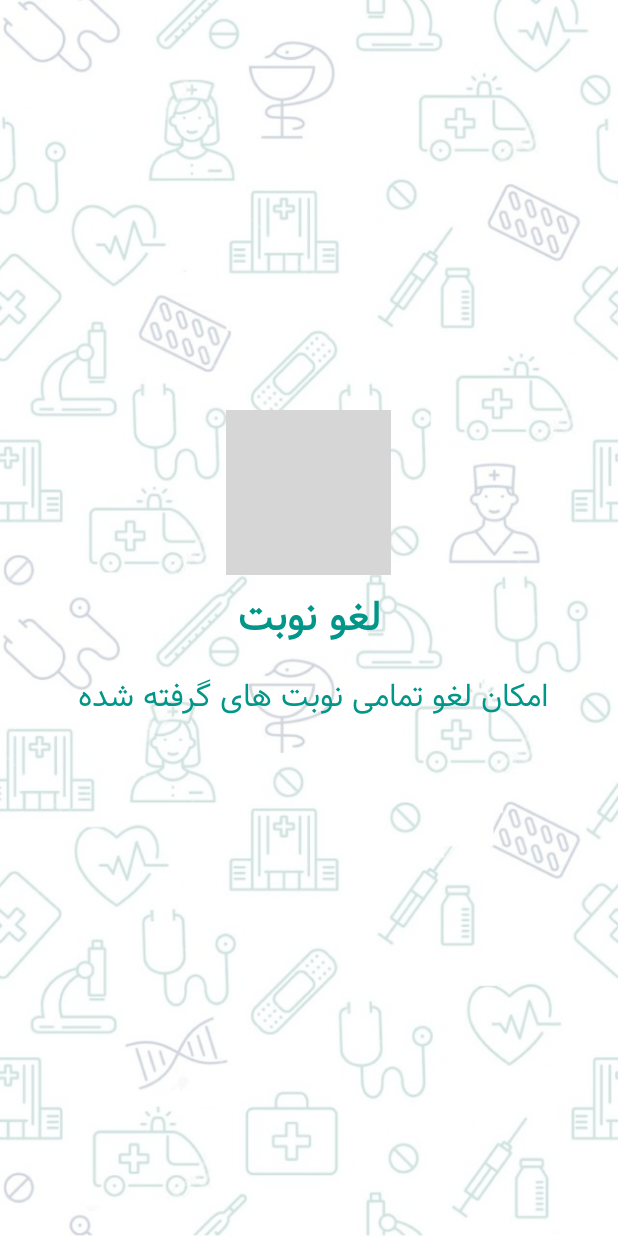
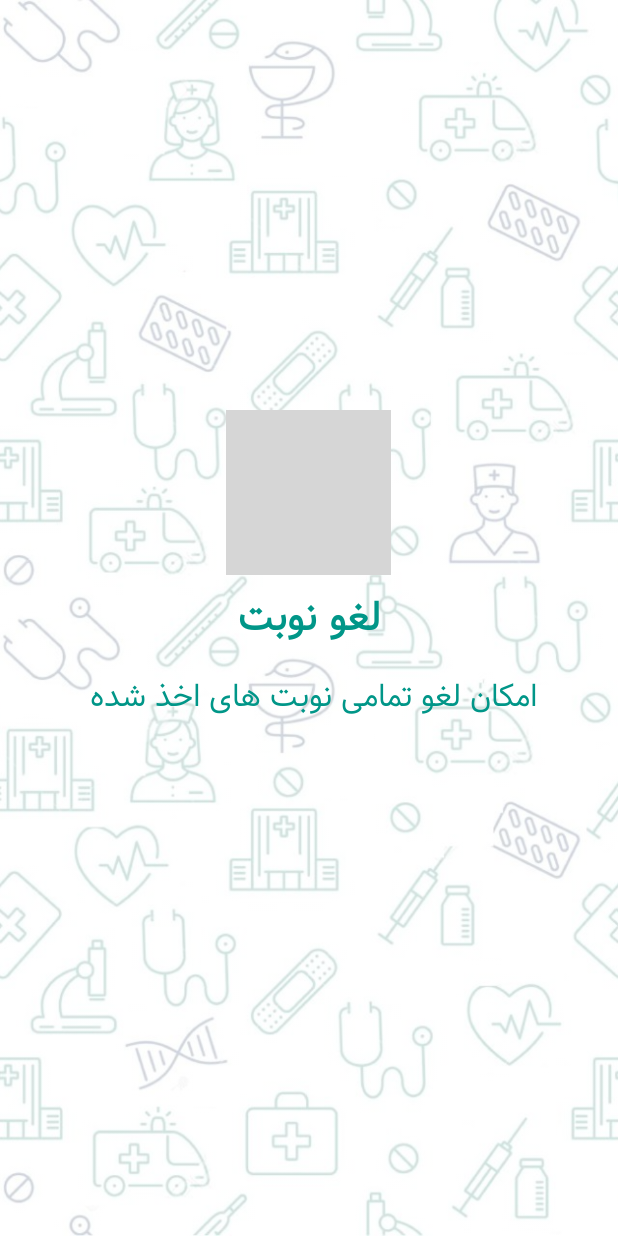
Before and after one commit to MeysamSMH7/turn, an Android app: the layout wellcomeslider_ds_3.xml on its own in the app's theme, with its tools: preview values and no code run, on a phone screen of 412 x 824 dp. Run offline under Robolectric (Android 15) with nearby library versions, the phone set to English and light mode, and no system bars; grey boxes are pictures that could not be loaded.

Commit message:
taghire splash va welcome

```diff
--- a/app/src/main/res/layout/wellcomeslider_ds_3.xml
+++ b/app/src/main/res/layout/wellcomeslider_ds_3.xml
@@ -43,7 +43,7 @@
         android:layout_marginBottom="7dp"
         android:paddingLeft="35dp"
         android:paddingRight="35dp"
-        android:text="امکان لغو تمامی نوبت های گرفته شده "
+        android:text="امکان لغو تمامی نوبت های اخذ شده "
         android:textAlignment="center"
         android:textColor="#009688"
         android:textSize="20dp"
```
